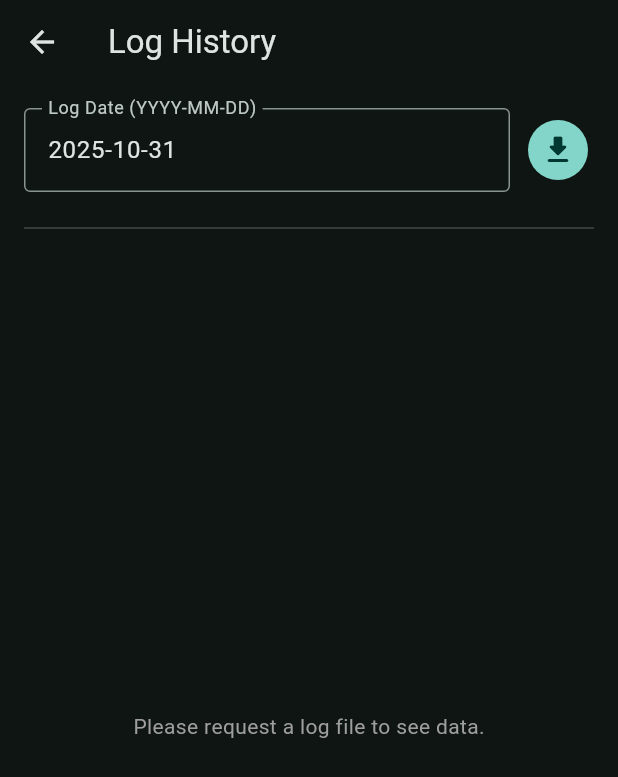
After one commit to IoT-gamer/flutter_miflora_companion_app, a Flutter app: the HistoryScreen screen opened directly, after a tap on the "download" icon, on a phone screen of 412 x 824 dp. The commit adds this screen. Shown: the top 777 px of the screen. Run offline on Flutter 3.47's test engine with Material 3 defaults, Android fonts, the phone set to English and light mode, and no system bars; our stand-ins replace equatable, fl_chart, flutter_bloc, flutter_blue_plus, permission_handler.

Commit message:
feat(app): add history screen for log download and plotting
Implements the full feature for downloading and visualizing historical log data from the Pico W.

- Adds `fl_chart` dependency to `pubspec.yaml` for plotting.

- Updates `BleScannerState` with `isLoading` and `logLines` properties to manage the UI during data transfer.

- Enhances `BleScannerCubit` to handle file downloads:
    - Discovers the new `0xAAA2` (Command) and `0xAAA3` (Data) characteristics on connect.
    - Implements `requestLogFile()` to send the `GET` command.
    - Implements `_handleDataChunk()` to buffer incoming data, split it by newlines, and detect the raw `r'$$EOT$$'` packet.
    - Adds stream/subscription cleanup logic to `disconnect()`.

- Creates a new `HistoryScreen` widget that:
    - Provides a text field to request a log file by date.
    - Uses `BlocBuilder` to show a loading indicator.
    - Parses the received log lines into `FlSpot` objects.
    - Displays the data using `LineChart` for Temperature and Light.
    - Shows the raw log data in a scrollable list.

- Adds a 'View Log History' button to `main.dart` to navigate to the new `HistoryScreen`.

- Updates `README.md` to describe the new data viewing and plotting capabilities.

```diff
--- a/lib/cubit/ble_scanner_cubit.dart
+++ b/lib/cubit/ble_scanner_cubit.dart
@@ -10,12 +10,22 @@ part 'ble_scanner_state.dart';
 // --- Pico Datalogger BLE Definitions ---
 final Guid picoServiceUuid = Guid("0000aaa0-0000-1000-8000-00805f9b34fb");
 final Guid picoTimeCharUuid = Guid("0000aaa1-0000-1000-8000-00805f9b34fb");
+final Guid picoCommandCharUuid = Guid("0000aaa2-0000-1000-8000-00805f9b34fb");
+final Guid picoDataCharUuid = Guid("0000aaa3-0000-1000-8000-00805f9b34fb");
 // -----------------------------------------
 
 class BleScannerCubit extends Cubit<BleScannerState> {
   StreamSubscription<List<ScanResult>>? _scanSubscription;
+  BluetoothDevice? _internalDeviceRef; // For calling disconnect
+
+  // --- CHARACTERISTIC REFS ---
   BluetoothCharacteristic? _timeCharacteristic;
-  BluetoothDevice? _internalDeviceRef; // For calling disconnect
+  BluetoothCharacteristic? _commandCharacteristic;
+  BluetoothCharacteristic? _dataCharacteristic;
+
+  // --- DATA STREAMING ---
+  StreamSubscription<List<int>>? _dataSubscription; // For data notifications
+  final List<int> _dataBuffer = []; // Buffer for partial lines
 
   BleScannerCubit() : super(const BleScannerState()) {
     requestPermissions();
@@ -24,6 +34,7 @@ class BleScannerCubit extends Cubit<BleScannerState> {
   @override
   Future<void> close() {
     _scanSubscription?.cancel();
+    _dataSubscription?.cancel();
     _internalDeviceRef?.disconnect();
     return super.close();
   }
@@ -136,36 +147,45 @@ class BleScannerCubit extends Cubit<BleScannerState> {
 
   Future<void> connectToDevice(BluetoothDevice device) async {
     if (state.status == BleScannerStatus.connecting) return;
-
     emit(
       state.copyWith(
         status: BleScannerStatus.connecting,
         statusMessage: "Connecting to ${device.platformName}...",
       ),
     );
-
     try {
       stopScan(); // Stop scanning when we initiate a connection
       await device.connect(timeout: const Duration(seconds: 10));
-
       emit(state.copyWith(statusMessage: "Discovering services..."));
       List<BluetoothService> services = await device.discoverServices();
 
-      BluetoothCharacteristic? foundChar;
+      BluetoothCharacteristic? foundTimeChar;
+      BluetoothCharacteristic? foundCmdChar;
+      BluetoothCharacteristic? foundDataChar;
+
       for (var service in services) {
         if (service.uuid == picoServiceUuid) {
           for (var char in service.characteristics) {
             if (char.uuid == picoTimeCharUuid) {
-              foundChar = char;
-              break;
+              foundTimeChar = char;
+            } else if (char.uuid == picoCommandCharUuid) {
+              foundCmdChar = char;
+            } else if (char.uuid == picoDataCharUuid) {
+              foundDataChar = char;
             }
           }
         }
       }
 
-      if (foundChar != null) {
+      // Check for all required characteristics
+      if (foundTimeChar != null &&
+          foundCmdChar != null &&
+          foundDataChar != null) {
         _internalDeviceRef = device;
-        _timeCharacteristic = foundChar;
+        _timeCharacteristic = foundTimeChar;
+        _commandCharacteristic = foundCmdChar;
+        _dataCharacteristic = foundDataChar;
+
         emit(
           state.copyWith(
             status: BleScannerStatus.connected,
@@ -180,7 +200,7 @@ class BleScannerCubit extends Cubit<BleScannerState> {
           state.copyWith(
             status: BleScannerStatus.error,
             statusMessage:
-                "Connection failed: Could not find time characteristic.",
+                "Connection failed: Could not find all required characteristics.",
           ),
         );
       }
@@ -228,15 +248,144 @@ class BleScannerCubit extends Cubit<BleScannerState> {
     }
   }
 
+  // --- DATA HANDLING METHODS ---
+
+  /// Internal helper to process buffer and emit new lines
+  void _processBufferLines(String data, {bool isEot = false}) {
+    if (data.isEmpty && !isEot) return;
+
+    // Split by newline and filter out any empty strings
+    final lines = data.split('\n').where((l) => l.isNotEmpty).toList();
+
+    if (lines.isEmpty && !isEot) return;
+
+    emit(
+      state.copyWith(
+        logLines: List.from(state.logLines)..addAll(lines),
+        isLoading: !isEot, // Keep loading if not EOT
+        statusMessage: isEot ? "Data received!" : "Receiving data...",
+      ),
+    );
+  }
+
+  /// Callback for when a data chunk is received from the Pico
+  void _handleDataChunk(List<int> chunk) {
+    _dataBuffer.addAll(chunk);
+
+    // We use fromCharCodes as the log is plain ASCII
+    String data = String.fromCharCodes(_dataBuffer);
+
+    // Check for End-of-Transmission
+    if (data.contains(r'$$EOT$$')) {
+      String finalData = data.replaceAll(r'$$EOT$$', '');
+      _processBufferLines(finalData, isEot: true);
+
+      // Clean up
+      _dataBuffer.clear();
+      _dataSubscription?.cancel();
+      _dataSubscription = null;
+      _dataCharacteristic?.setNotifyValue(false);
+      return;
+    }
+
+    // Check for complete lines (terminated by newline)
+    int lastNewline = data.lastIndexOf('\n');
+    if (lastNewline != -1) {
+      String completeLines = data.substring(0, lastNewline);
+      String partialLine = data.substring(lastNewline + 1);
+
+      // Process the complete lines
+      _processBufferLines(completeLines, isEot: false);
+
+      // Reset buffer with the remaining partial line
+      _dataBuffer.clear();
+      _dataBuffer.addAll(partialLine.codeUnits);
+    }
+    // If no newline, just keep buffering...
+  }
+
+  /// Public method to be called from the UI
+  Future<void> requestLogFile(String filename) async {
+    if (_commandCharacteristic == null || _dataCharacteristic == null) {
+      emit(
+        state.copyWith(
+          status: BleScannerStatus.error,
+          statusMessage: "Characteristics not found.",
+        ),
+      );
+      return;
+    }
+
+    // 1. Clear old state and set loading
+    _dataBuffer.clear();
+    emit(
+      state.copyWith(
+        isLoading: true,
+        logLines: [], // Clear old lines
+        statusMessage: "Requesting file $filename...",
+      ),
+    );
+
+    try {
+      // 2. Subscribe to data characteristic
+      await _dataSubscription?.cancel(); // Cancel any old subscription
+      await _dataCharacteristic!.setNotifyValue(true);
+      _dataSubscription = _dataCharacteristic!.onValueReceived.listen(
+        _handleDataChunk,
+        onError: (e) {
+          emit(
+            state.copyWith(
+              isLoading: false,
+              status: BleScannerStatus.error,
+              statusMessage: "Data stream error: $e",
+            ),
+          );
+        },
+      );
+
+      // 3. Send command to Pico
+      final command = "GET:$filename";
+      await _commandCharacteristic!.write(
+        command.codeUnits,
+        withoutResponse: true,
+      );
+
+      emit(state.copyWith(statusMessage: "Waiting for data..."));
+    } catch (e) {
+      emit(
+        state.copyWith(
+          isLoading: false,
+          status: BleScannerStatus.error,
+          statusMessage: "Failed to request file: $e",
+        ),
+      );
+    }
+  }
+
   Future<void> disconnect() async {
+    await _dataSubscription?.cancel();
+    _dataSubscription = null;
+    if (_dataCharacteristic != null) {
+      try {
+        await _dataCharacteristic!.setNotifyValue(false);
+      } catch (e) {
+        // Ignore errors on disconnect
+      }
+    }
+    _dataBuffer.clear();
+
     await _internalDeviceRef?.disconnect();
     _internalDeviceRef = null;
     _timeCharacteristic = null;
+    _commandCharacteristic = null;
+    _dataCharacteristic = null;
     emit(
       state.copyWith(
         status: BleScannerStatus.permissionsGranted, // Back to a neutral state
         connectedDevice: () => null, // Explicitly set device to null
         statusMessage: "Disconnected. Ready to scan again.",
+        isLoading: false, // NEW
+        logLines: [], // NEW
       ),
     );
   }
--- a/lib/cubit/ble_scanner_state.dart
+++ b/lib/cubit/ble_scanner_state.dart
@@ -17,12 +17,16 @@ class BleScannerState extends Equatable {
   final List<ScanResult> scanResults;
   final BluetoothDevice? connectedDevice;
   final String statusMessage;
+  final bool isLoading;
+  final List<String> logLines;
 
   const BleScannerState({
     this.status = BleScannerStatus.initial,
     this.scanResults = const [],
     this.connectedDevice,
     this.statusMessage = "Requesting permissions...",
+    this.isLoading = false,
+    this.logLines = const [],
   });
 
   BleScannerState copyWith({
@@ -31,6 +35,8 @@ class BleScannerState extends Equatable {
     // Use a nullable function to allow explicitly setting device to null
     BluetoothDevice? Function()? connectedDevice,
     String? statusMessage,
+    bool? isLoading,
+    List<String>? logLines,
   }) {
     return BleScannerState(
       status: status ?? this.status,
@@ -39,6 +45,8 @@ class BleScannerState extends Equatable {
           ? connectedDevice()
           : this.connectedDevice,
       statusMessage: statusMessage ?? this.statusMessage,
+      isLoading: isLoading ?? this.isLoading,
+      logLines: logLines ?? this.logLines,
     );
   }
 
@@ -48,5 +56,7 @@ class BleScannerState extends Equatable {
     scanResults,
     connectedDevice,
     statusMessage,
+    isLoading,
+    logLines,
   ];
 }
--- /dev/null
+++ b/lib/history_screen.dart
@@ -0,0 +1,242 @@
+import 'package:fl_chart/fl_chart.dart';
+import 'package:flutter/material.dart';
+import 'package:flutter_bloc/flutter_bloc.dart';
+import 'cubit/ble_scanner_cubit.dart';
+
+class HistoryScreen extends StatefulWidget {
+  const HistoryScreen({super.key});
+
+  @override
+  State<HistoryScreen> createState() => _HistoryScreenState();
+}
+
+class _HistoryScreenState extends State<HistoryScreen> {
+  // Controller for the date text field
+  late final TextEditingController _dateController;
+
+  @override
+  void initState() {
+    super.initState();
+    // Pre-fill the text field with today's date in the correct format
+    final now = DateTime.now();
+    final formattedDate =
+        "${now.year}-${now.month.toString().padLeft(2, '0')}-${now.day.toString().padLeft(2, '0')}";
+    _dateController = TextEditingController(text: formattedDate);
+  }
+
+  @override
+  void dispose() {
+    _dateController.dispose();
+    super.dispose();
+  }
+
+  /// Called when the download button is pressed
+  void _requestData() {
+    final cubit = context.read<BleScannerCubit>();
+    final date = _dateController.text;
+    if (date.isNotEmpty) {
+      // Add the .txt suffix and request the file
+      cubit.requestLogFile("$date.txt");
+    }
+  }
+
+  @override
+  Widget build(BuildContext context) {
+    return Scaffold(
+      appBar: AppBar(title: const Text('Log History')),
+      body: Padding(
+        padding: const EdgeInsets.all(16.0),
+        child: Column(
+          children: [
+            // --- 1. Date Request UI ---
+            _buildDateRequester(),
+            const SizedBox(height: 16),
+            const Divider(),
+            // --- 2. Data Display Area ---
+            Expanded(
+              child: BlocBuilder<BleScannerCubit, BleScannerState>(
+                builder: (context, state) {
+                  // --- Loading State ---
+                  if (state.isLoading) {
+                    return const Center(
+                      child: Column(
+                        mainAxisAlignment: MainAxisAlignment.center,
+                        children: [
+                          CircularProgressIndicator(),
+                          SizedBox(height: 16),
+                          Text("Receiving data..."),
+                        ],
+                      ),
+                    );
+                  }
+
+                  // --- Empty State ---
+                  if (state.logLines.isEmpty) {
+                    return const Center(
+                      child: Text(
+                        'Please request a log file to see data.',
+                        style: TextStyle(color: Colors.grey),
+                      ),
+                    );
+                  }
+
+                  // --- Data Loaded State ---
+                  return _buildDataDisplay(state.logLines);
+                },
+              ),
+            ),
+          ],
+        ),
+      ),
+    );
+  }
+
+  /// Builds the TextField and Button to request a file
+  Widget _buildDateRequester() {
+    return Row(
+      children: [
+        Expanded(
+          child: TextField(
+            controller: _dateController,
+            decoration: const InputDecoration(
+              labelText: 'Log Date (YYYY-MM-DD)',
+              border: OutlineInputBorder(),
+            ),
+          ),
+        ),
+        const SizedBox(width: 8),
+        IconButton(
+          icon: const Icon(Icons.download_rounded),
+          onPressed: _requestData,
+          style: IconButton.styleFrom(
+            backgroundColor: Theme.of(context).colorScheme.primary,
+            foregroundColor: Theme.of(context).colorScheme.onPrimary,
+          ),
+        ),
+      ],
+    );
+  }
+
+  /// Builds the Chart and List view once data is loaded
+  Widget _buildDataDisplay(List<String> lines) {
+    // Parse the data
+    final (tempSpots, lightSpots) = _parseLogData(lines);
+
+    return ListView(
+      children: [
+        Text('Temperature (°C)', style: Theme.of(context).textTheme.titleLarge),
+        const SizedBox(height: 16),
+        if (tempSpots.isEmpty)
+          const Text('No temperature data found.')
+        else
+          SizedBox(
+            height: 200,
+            child: LineChart(_buildChartData(tempSpots, Colors.redAccent)),
+          ),
+        const SizedBox(height: 24),
+        Text('Light (lux)', style: Theme.of(context).textTheme.titleLarge),
+        const SizedBox(height: 16),
+        if (lightSpots.isEmpty)
+          const Text('No light data found.')
+        else
+          SizedBox(
+            height: 200,
+            child: LineChart(_buildChartData(lightSpots, Colors.orangeAccent)),
+          ),
+        const SizedBox(height: 24),
+        const Divider(),
+        const SizedBox(height: 16),
+        Text(
+          'Raw Data (${lines.length} lines)',
+          style: Theme.of(context).textTheme.titleLarge,
+        ),
+        const SizedBox(height: 16),
+        // Raw Data List
+        Container(
+          height: 300,
+          color: Theme.of(context).colorScheme.surfaceVariant,
+          child: ListView.builder(
+            itemCount: lines.length,
+            itemBuilder: (context, index) {
+              return Padding(
+                padding: const EdgeInsets.symmetric(
+                  horizontal: 8.0,
+                  vertical: 4.0,
+                ),
+                child: Text(
+                  lines[index],
+                  style: const TextStyle(fontFamily: 'monospace'),
+                ),
+              );
+            },
+          ),
+        ),
+      ],
+    );
+  }
+
+  /// Helper function to parse log lines into chartable data
+  /// Returns a Record of (Temperature Spots, Light Spots)
+  (List<FlSpot>, List<FlSpot>) _parseLogData(List<String> lines) {
+    final List<FlSpot> tempSpots = [];
+    final List<FlSpot> lightSpots = [];
+
+    for (final line in lines) {
+      try {
+        // Line format:
+        // 2025-10-30T08:30:05,Temp:28.5,Light:150,Moisture:45,...
+        final parts = line.split(',');
+        if (parts.length < 3) continue; // Skip malformed lines
+
+        final timestampStr = parts[0];
+        final tempStr = parts[1].split(':')[1];
+        final lightStr = parts[2].split(':')[1];
+
+        final dateTime = DateTime.parse(timestampStr);
+        final temp = double.parse(tempStr);
+        final light = double.parse(lightStr);
+
+        // X-axis: Time (as milliseconds)
+        final double x = dateTime.millisecondsSinceEpoch.toDouble();
+
+        // Y-axis: Value
+        tempSpots.add(FlSpot(x, temp));
+        lightSpots.add(FlSpot(x, light));
+      } catch (e) {
+        // Ignore parsing errors for this line
+        print("Error parsing log line: $e");
+      }
+    }
+    return (tempSpots, lightSpots);
+  }
+
+  /// Helper to create the chart data for fl_chart
+  LineChartData _buildChartData(List<FlSpot> spots, Color color) {
+    return LineChartData(
+      gridData: FlGridData(show: false),
+      titlesData: FlTitlesData(
+        leftTitles: AxisTitles(
+          sideTitles: SideTitles(showTitles: true, reservedSize: 40),
+        ),
+        topTitles: AxisTitles(sideTitles: SideTitles(showTitles: false)),
+        rightTitles: AxisTitles(sideTitles: SideTitles(showTitles: false)),
+        bottomTitles: AxisTitles(
+          sideTitles: SideTitles(showTitles: false),
+        ), // Hide time labels for simplicity
+      ),
+      borderData: FlBorderData(
+        show: true,
+        border: Border.all(color: Colors.grey.shade700),
+      ),
+      lineBarsData: [
+        LineChartBarData(
+          spots: spots,
+          isCurved: false,
+          color: color,
+          dotData: FlDotData(show: false),
+          belowBarData: BarAreaData(show: true, color: color.withOpacity(0.3)),
+        ),
+      ],
+    );
+  }
+}
--- a/pubspec.yaml
+++ b/pubspec.yaml
@@ -35,6 +35,7 @@ dependencies:
   # Use with the CupertinoIcons class for iOS style icons.
   cupertino_icons: ^1.0.8
   equatable: ^2.0.7
+  fl_chart: ^1.1.1
   flutter_bloc: ^9.1.1
   flutter_blue_plus: ^1.36.8
   permission_handler: ^12.0.1
```
Also changed, not shown: lib/main.dart (+23 -0 lines), pubspec.lock, 1 other file.
